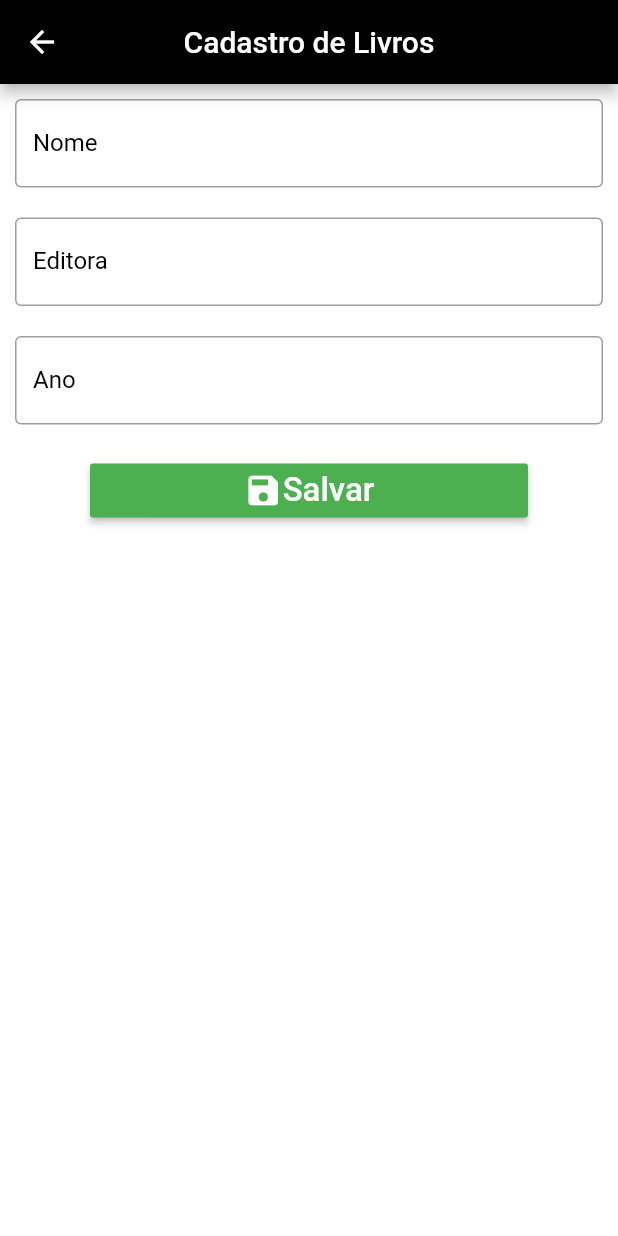
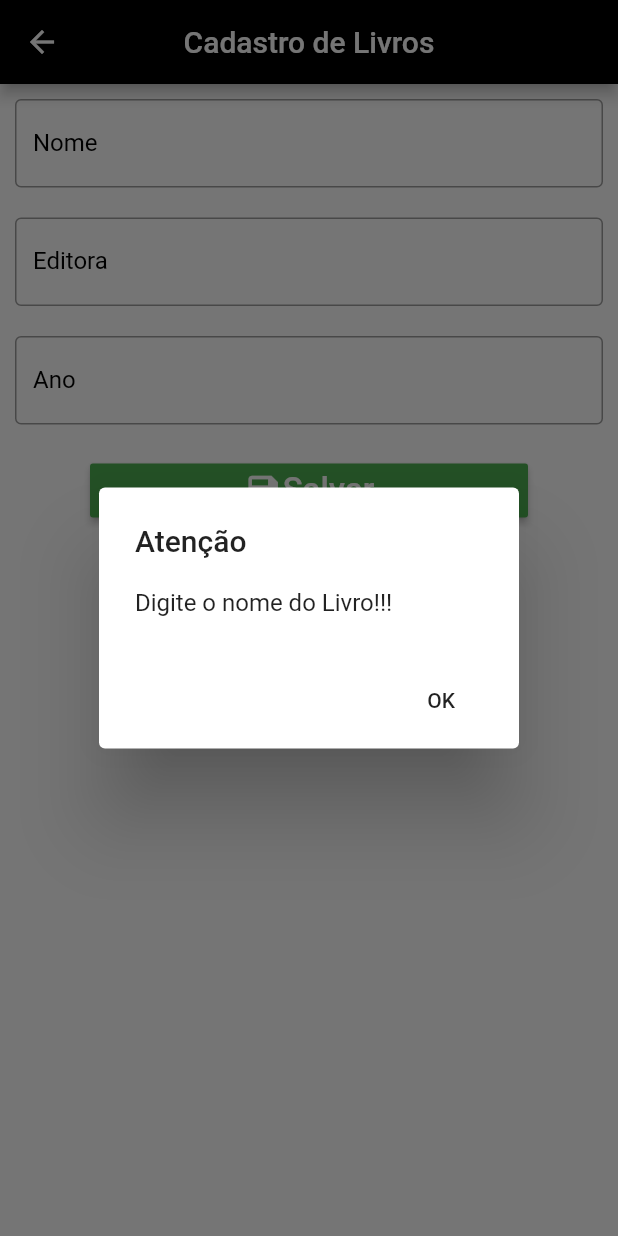
Before and after one commit to danilosouza55/flutter-pos-alfa-14-03-20, a Flutter app: the CadastroPage screen opened directly, after a tap on "Salvar", on a phone screen of 412 x 824 dp. Run offline on Flutter 3.47's test engine with Material 2 defaults, Android fonts, the phone set to English and light mode, and no system bars; our stand-ins replace sqflite; accounts and stored records are empty.

Commit message:
Adicionado Insert na tela de cadastro de livro

```diff
--- /dev/null
+++ b/lib/funcoes.dart
@@ -0,0 +1,23 @@
+import 'package:flutter/material.dart';
+
+// ignore: camel_case_types
+class Funcoes {
+  void mostrarMensagenm(BuildContext context, String titulo, String texto) {
+    showDialog(context: context,
+        builder: (context) {
+          return AlertDialog(
+            title: Text(titulo),
+            content: Text(texto),
+            actions: <Widget>[
+              FlatButton(
+                child: Text("OK"),
+                onPressed: () {
+                  Navigator.pop(context);
+                },
+              ),
+            ],
+          );
+        }
+    );
+  }
+}
--- a/lib/ui/cadastro_page.dart
+++ b/lib/ui/cadastro_page.dart
@@ -1,3 +1,4 @@
+import 'package:aula140320/funcoes.dart';
 import 'package:aula140320/helper/livro_helper.dart';
 import 'package:flutter/material.dart';
 
@@ -31,15 +32,15 @@ class _CadastroPageState extends State<CadastroPage> {
             criarCampo("Nome", nomeController, TextInputType.text),
             criarCampo("Editora", editoraController, TextInputType.text),
             criarCampo("Ano", anoController, TextInputType.number),
-            criarBotao("Salvar", Colors.green, Icons.save, Colors.white, salvarLivro)
+            criarBotao(
+                "Salvar", Colors.green, Icons.save, Colors.white, salvarLivro)
           ],
         ),
       ),
     );
   }
 
-  Widget criarCampo(String texto, TextEditingController c,
-      TextInputType ty) {
+  Widget criarCampo(String texto, TextEditingController c, TextInputType ty) {
     return Container(
       padding: EdgeInsets.all(10),
       child: TextField(
@@ -49,13 +50,13 @@ class _CadastroPageState extends State<CadastroPage> {
         decoration: InputDecoration(
             labelText: texto,
             labelStyle: TextStyle(color: Colors.black),
-            border: OutlineInputBorder()
-        ),
+            border: OutlineInputBorder()),
       ),
     );
   }
 
-  Widget criarBotao(String texto, Color corBotao, IconData icone, Color corTexto, Function f){
+  Widget criarBotao(String texto, Color corBotao, IconData icone,
+      Color corTexto, Function f) {
     return Padding(
       padding: EdgeInsets.fromLTRB(60, 10, 60, 0),
       child: RaisedButton(
@@ -63,17 +64,37 @@ class _CadastroPageState extends State<CadastroPage> {
         child: Row(
           mainAxisAlignment: MainAxisAlignment.center,
           children: <Widget>[
-            Icon(icone, size: 26, color: corTexto,),
-            Text(texto, style: TextStyle(
-              fontSize: 22, color: corTexto
-            ),)
+            Icon(
+              icone,
+              size: 26,
+              color: corTexto,
+            ),
+            Text(
+              texto,
+              style: TextStyle(fontSize: 22, color: corTexto),
+            )
           ],
-        ), onPressed: f,
+        ),
+        onPressed: f,
       ),
     );
   }
 
-  void salvarLivro(){
+  void salvarLivro() {
+    if (nomeController.text.isEmpty) {
+      Funcoes()
+          .mostrarMensagenm(context, "Atenção", "Digite o nome do Livro!!!");
 
+      Livro livro = Livro();
+      livro.nome = nomeController.text;
+      livro.editora = editoraController.text;
+      livro.ano = int.parse(anoController.text);
+
+      livroHelper.inserir(livro);
+
+      Navigator.pop(context);
+
+      return;
+    }
   }
 }
```
